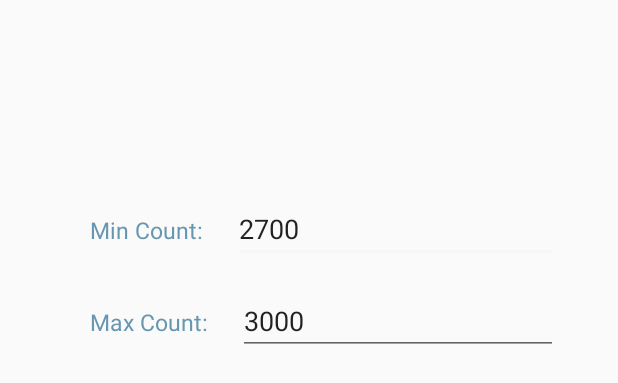
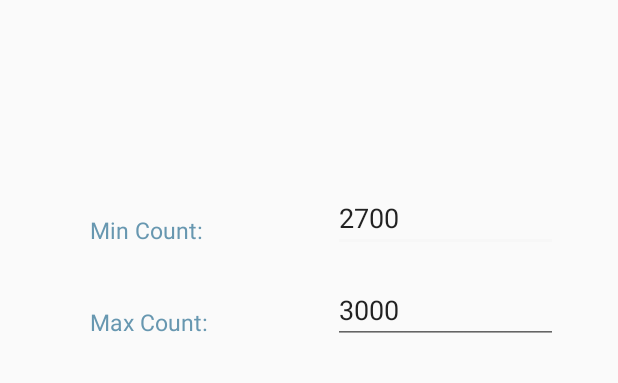
Before and after one commit to furkaandogan/Abomasnow, an Android app: the layout fragment_filter.xml on its own in the app's theme, with its tools: preview values and no code run, on a phone screen of 412 x 824 dp. Shown: the top 383 px of the screen. Run offline under Robolectric (Android 15) with nearby library versions, the phone set to English and light mode, and no system bars.

Commit message:
MainActivity and FilterFragment updated
Packages updated according to projects structure.
MainActivity is updated for list results.
FilterFragment is updated for control buttons on MainActivity's Toolbar.
FilterFragment's view is updated.
App name is updated with Turkish characters.

```diff
--- a/Android/app/src/main/res/layout/fragment_filter.xml
+++ b/Android/app/src/main/res/layout/fragment_filter.xml
@@ -3,7 +3,7 @@
     android:layout_width="match_parent"
     android:layout_height="match_parent"
     android:orientation="vertical"
-    tools:context="com.bilgehankalkan.semihozturkhackathon.FilterFragment"
+    tools:context="com.bilgehankalkan.semihozturkhackathon.ui.FilterFragment"
     android:layout_marginStart="40dp"
     android:layout_marginEnd="40dp">
 
@@ -32,12 +32,18 @@
             style="@style/FilterText"
             android:text="@string/min_count"/>
 
+        <View
+            android:layout_width="0dp"
+            android:layout_height="0dp"
+            android:layout_weight="1"/>
+
         <EditText
             android:id="@+id/edit_text_filter_min_count"
-            android:layout_width="match_parent"
+            android:layout_width="150dp"
             android:layout_height="wrap_content"
             android:inputType="numberDecimal"
-            android:text="@string/default_min_count"/>
+            android:text="@string/default_min_count"
+            android:layout_gravity="end"/>
     </LinearLayout>
 
     <LinearLayout
@@ -48,13 +54,20 @@
 
         <TextView
             style="@style/FilterText"
-            android:text="@string/max_count"/>
+            android:text="@string/max_count"
+            android:layout_gravity=""/>
+
+        <View
+            android:layout_width="0dp"
+            android:layout_height="0dp"
+            android:layout_weight="1"/>
 
         <EditText
             android:id="@+id/edit_text_filter_max_count"
-            android:layout_width="match_parent"
+            android:layout_width="150dp"
             android:layout_height="wrap_content"
             android:inputType="numberDecimal"
-            android:text="@string/default_max_count"/>
+            android:text="@string/default_max_count"
+            android:layout_gravity="end"/>
     </LinearLayout>
 </LinearLayout>
--- a/Android/app/src/main/res/values/strings.xml
+++ b/Android/app/src/main/res/values/strings.xml
@@ -1,5 +1,5 @@
 <resources>
-    <string name="app_name" translatable="false">Semih Ozturk Hackathon</string>
+    <string name="app_name" translatable="false">Semih Öztürk Hackathon</string>
 
     <string name="filter">Filter</string>
     <string name="back">Back</string>
```
Also changed, not shown: Android/app/src/main/java/com/bilgehankalkan/semihozturkhackathon/ui/FilterFragment.java (renamed from Android/app/src/main/java/com/bilgehankalkan/semihozturkhackathon/FilterFragment.java, +37 -27 lines), Android/app/src/main/java/com/bilgehankalkan/semihozturkhackathon/ui/MainActivity.java (renamed from Android/app/src/main/java/com/bilgehankalkan/semihozturkhackathon/MainActivity.java, +43 -15 lines), Android/app/src/main/res/layout/activity_main.xml (+7 -9 lines).
